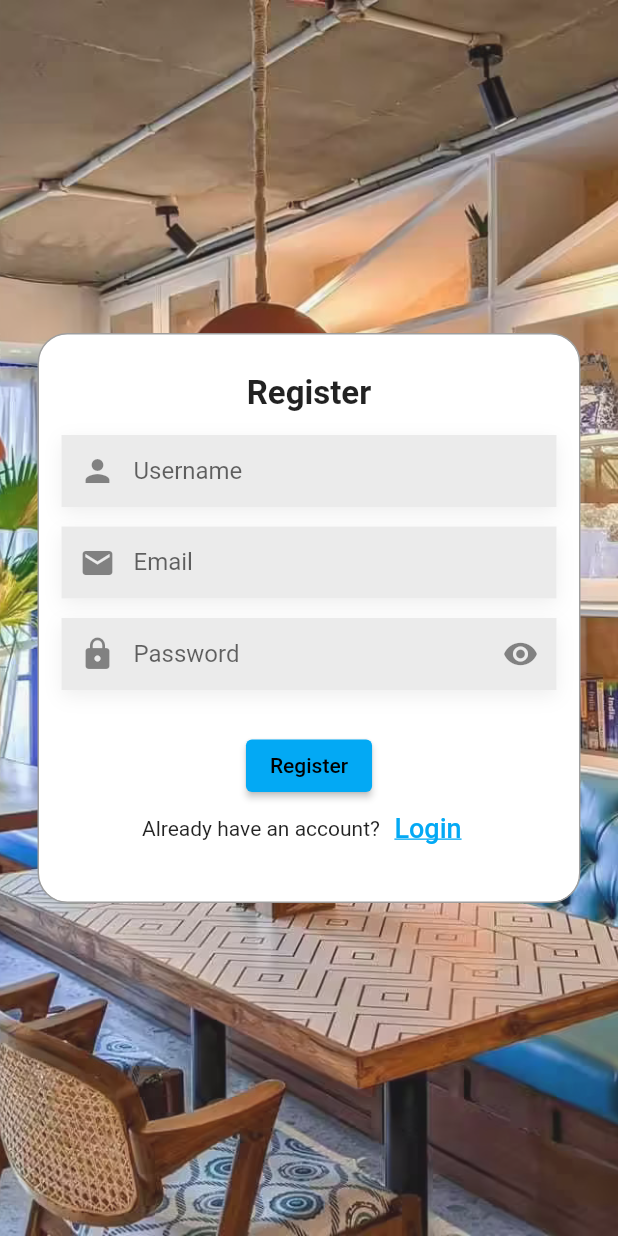
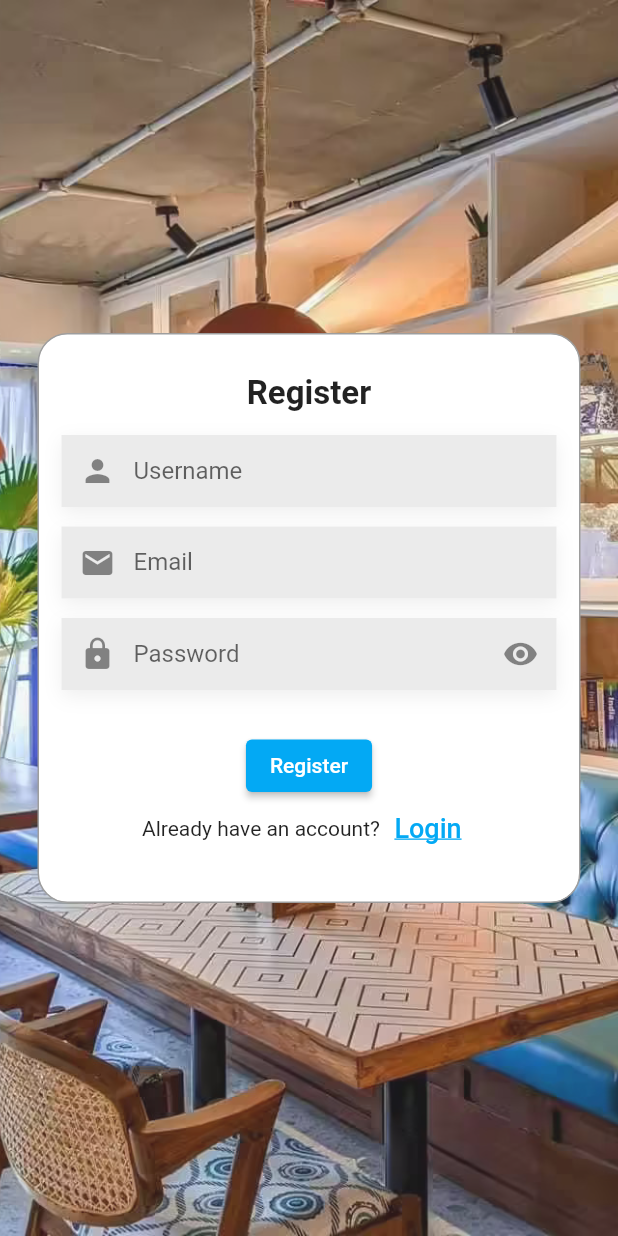
Before and after one commit to kalkidan12/restaurant-app-for-restaurants, a Flutter app: the screen it shows after launch, after a tap on "Login", after a tap on "Create new account", on a phone screen of 412 x 824 dp. Run offline on Flutter 3.47's test engine with Material 2 defaults, Android fonts, the phone set to English and light mode, and no system bars; our stand-ins replace gallery_saver, image_picker, intl_phone_number_input, localstorage, qr_flutter, share_plus; missing offline and left inert: flutter_barcode_scanner.

Commit message:
text color

```diff
--- a/lib/screens/auth/continue_register_screen.dart
+++ b/lib/screens/auth/continue_register_screen.dart
@@ -260,21 +260,6 @@ class _ContinueRegisterState extends State<ContinueRegister> {
                                   });
                                 },
                               )),
-
-                          //  TextFormField(
-                          //   keyboardType: TextInputType.phone,
-                          //   controller: phoneController,
-                          //   decoration: const InputDecoration(
-                          //     filled: true,
-                          //     fillColor: Color.fromARGB(255, 235, 235, 235),
-                          //     prefixIcon: Icon(Icons.phone),
-                          //     contentPadding:
-                          //         EdgeInsets.fromLTRB(10, 2, 10, 2),
-                          //     border: InputBorder.none,
-                          //     labelText: 'Phone Number',
-                          //   ),
-                          // ),
-
                           Text(
                             phoneErrMsg,
                             style: const TextStyle(
@@ -360,6 +345,7 @@ class _ContinueRegisterState extends State<ContinueRegister> {
                               },
                               child: const Text(
                                 'Submit',
+                                style: TextStyle(color: Colors.white),
                               ),
                             ),
                           ),
--- a/lib/screens/auth/login_screen.dart
+++ b/lib/screens/auth/login_screen.dart
@@ -280,7 +280,10 @@ class _LoginScreenState extends State<LoginScreen> {
                                       }
                                     }
                                   },
-                                  child: const Text('Login'),
+                                  child: const Text(
+                                    'Login',
+                                    style: TextStyle(color: Colors.white),
+                                  ),
                                 ),
                               ),
                               TextButton(
--- a/lib/screens/auth/register_screen.dart
+++ b/lib/screens/auth/register_screen.dart
@@ -328,6 +328,7 @@ class _RegisterScreenState extends State<RegisterScreen> {
                               },
                               child: const Text(
                                 'Register',
+                                style: TextStyle(color: Colors.white),
                               ),
                             ),
                           ),
```
